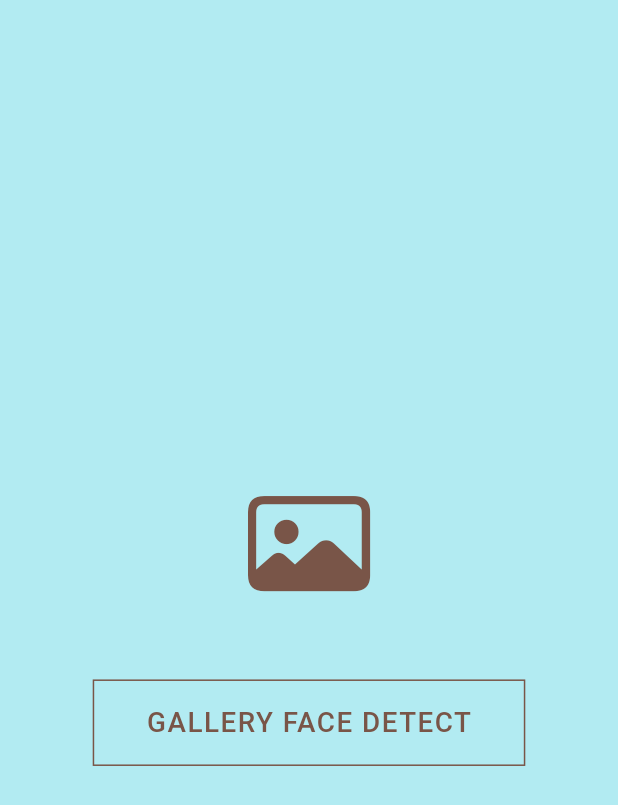
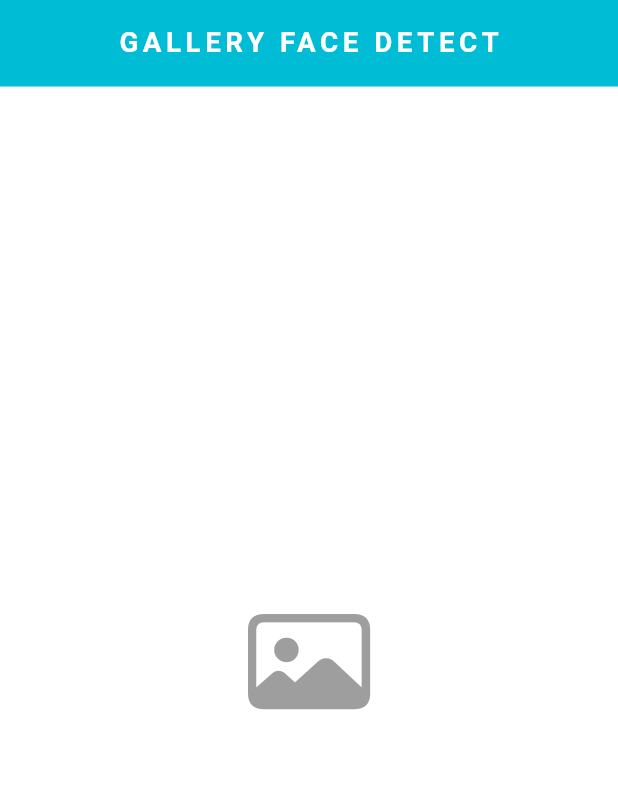
Before and after one commit to AbdulRahmanFares/gallery_face_detect, a Flutter app: the screen it shows after launch, on a phone screen of 412 x 824 dp. Shown: the top 805 px of the screen. Run offline on Flutter 3.47's test engine with Material 3 defaults, Android fonts, the phone set to English and light mode, and no system bars; our stand-ins replace image_picker, loading_animation_widget; missing offline and left inert: colorful_safe_area, google_ml_kit.

Commit message:
UI and loading indicator modification

```diff
--- a/lib/screens/home_page.dart
+++ b/lib/screens/home_page.dart
@@ -6,6 +6,7 @@ import 'package:gallery_face_detect/painters/face_painter.dart';
 import 'package:google_ml_kit/google_ml_kit.dart';
 import 'dart:ui' as ui;
 import 'package:image_picker/image_picker.dart';
+import 'package:loading_animation_widget/loading_animation_widget.dart';
 
 class HomePage extends StatefulWidget {
   const HomePage({super.key});
@@ -55,105 +56,70 @@ class _HomePageState extends State<HomePage> {
     final screenWidth = MediaQuery.of(context).size.width;
 
     return ColorfulSafeArea(
-      color: Colors.cyan.shade100,
+      color: isLoading
+        ? Colors.white
+        : Colors.cyan,
       child: Scaffold(
-        backgroundColor: Colors.cyan.shade100,
+        backgroundColor: Colors.white,
         appBar: isLoading
-          ? null
+          ? null // No app bar for loading page
           : (imageFile == null)
-            ? null
+            // App bar when no image selected yet
+            ? AppBar(
+              backgroundColor: Colors.cyan,
+              toolbarHeight: screenHeight * 0.07,
+              title: Text(
+                "GALLERY FACE DETECT",
+                style: TextStyle(
+                  fontSize: screenWidth * 0.045,
+                  color: Colors.white,
+                  fontWeight: FontWeight.w600,
+                  letterSpacing: 3
+                )
+              ),
+              centerTitle: true
+            )
+
+            // App bar with the processed image
             : AppBar(
-              backgroundColor: Colors.cyan.shade100,
-              toolbarHeight: screenHeight * 0.1,
-              actions: [
-                Container(
-                  margin: EdgeInsets.all(screenWidth * 0.03),
-                  height: screenHeight * 0.07,
-                  width: screenHeight * 0.07,
-                  decoration: BoxDecoration(
-                    color: Colors.white,
-                    borderRadius: BorderRadius.circular(screenWidth)
-                  ),
-                  child: IconButton(
+              backgroundColor: Colors.cyan,
+              toolbarHeight: screenHeight * 0.07,
+              leading: IconButton(
                 onPressed: () {
                   Navigator.pushReplacement(context, MaterialPageRoute(
                     builder: (context) => const HomePage() // Go back to home page when clicked
                   ));
                 },
                 icon: Icon(
-                      Icons.home,
-                      color: Colors.brown,
-                      size: screenWidth * 0.07
+                  Icons.arrow_back_ios_new,
+                  color: Colors.white,
+                  size: screenWidth * 0.05
                 )
               )
-                )
-              ]
             ),
         body: isLoading
+          // Page during image processing
           ? Center(
-            child: Column(
-              mainAxisAlignment: MainAxisAlignment.center,
-              children: [
-                Text(
-                  "UPLOADING IMAGE",
-                  style: TextStyle(
-                    fontSize: screenWidth * 0.04,
-                    color: Colors.brown,
-                    fontWeight: FontWeight.w500,
-                    letterSpacing: 1
-                  )
-                ),
-                SizedBox(
-                  height: screenHeight * 0.025
-                ),
-
             // Loading screen indicator
-                CircularProgressIndicator(
-                  color: Colors.brown,
-                  backgroundColor: Colors.cyan.shade100,
-                  strokeWidth: screenWidth * 0.01,
-                )
-              ]
+            child: LoadingAnimationWidget.hexagonDots(
+              color: Colors.cyan.shade500,
+              size: screenHeight * 0.07
             )
           )
           : (imageFile == null)
+            // Page for uploading an image from gallery
             ? Center(
-              child: Column(
-                mainAxisAlignment: MainAxisAlignment.center,
-                children: [
-                  IconButton(
+              child: IconButton(
                 onPressed: () => getGallery(),
                 icon: Icon(
                   CupertinoIcons.photo,
                   size: screenHeight * 0.1,
-                      color: Colors.brown
-                    )
-                  ),
-                  SizedBox(
-                    height: screenHeight * 0.05
-                  ),
-                  Container(
-                    height: screenHeight * 0.07,
-                    width: screenWidth * 0.7,
-                    decoration: BoxDecoration(
-                      border: Border.all(
-                        color: Colors.brown
-                      )
-                    ),
-                    alignment: Alignment.center,
-                    child: Text(
-                      "GALLERY FACE DETECT",
-                      style: TextStyle(
-                        fontSize: screenWidth * 0.045,
-                        color: Colors.brown,
-                        fontWeight: FontWeight.w500,
-                        letterSpacing: 1
+                  color: Colors.grey
                 )
               )
             )
-                ]
-              )
-            )
+
+            // Page for displaying the result of uploaded image
             : Center(
               child: FittedBox(
                 child: SizedBox(
--- a/pubspec.yaml
+++ b/pubspec.yaml
@@ -38,6 +38,7 @@ dependencies:
   colorful_safe_area: ^1.0.0
   google_ml_kit: ^0.16.3
   image_picker: ^1.0.7
+  loading_animation_widget: ^1.2.0+4
 
 dev_dependencies:
   flutter_test:
```
Also changed, not shown: pubspec.lock, 1 other file. Lines whose indentation alone changed are shown as unchanged.
